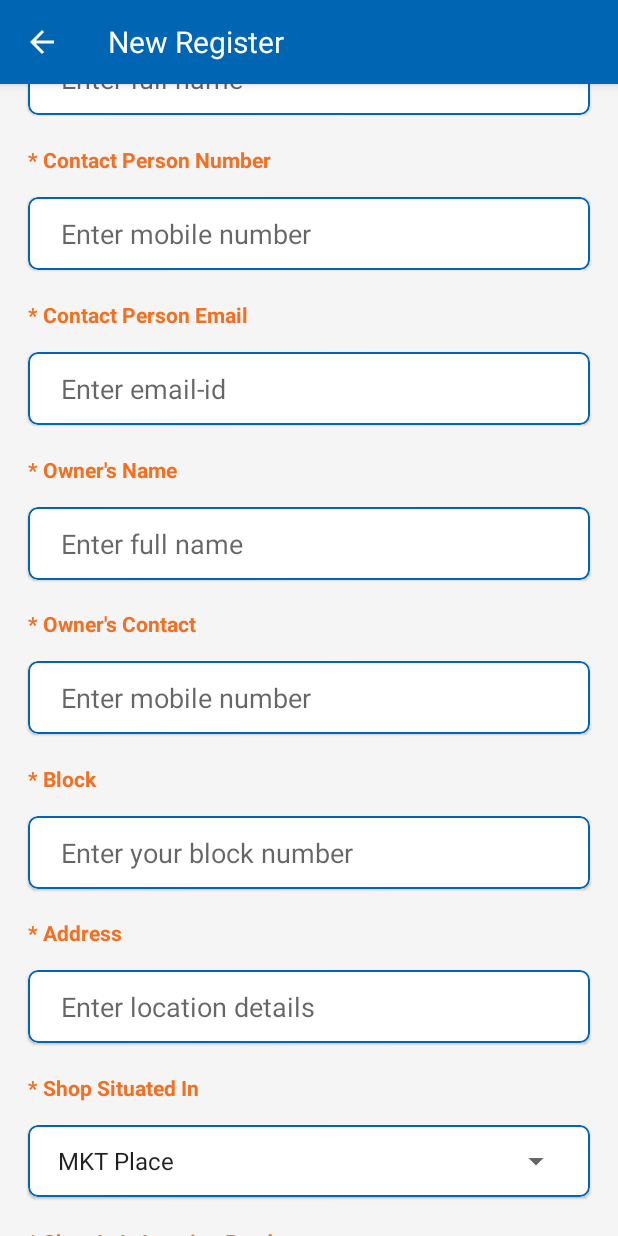
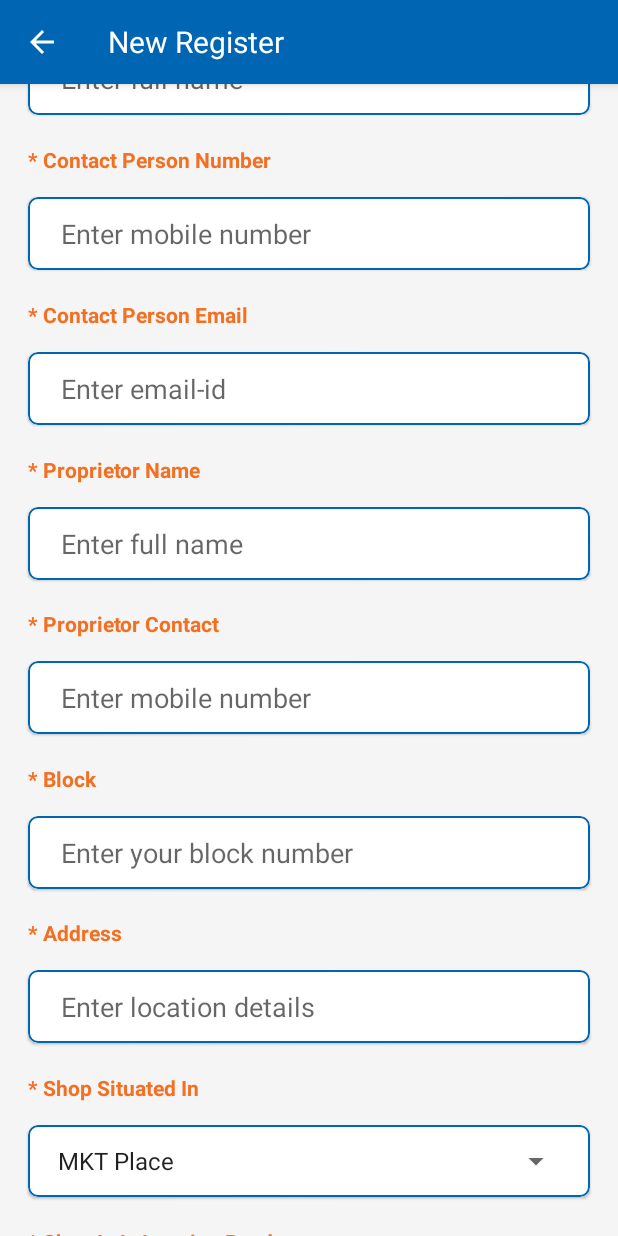
Before and after one commit to CBgourabAndroid/CRMRetail, an Android app: the NewRegisterActivity screen opened directly, with no data from a screen before it, scrolled down 537 dp, on a phone screen of 412 x 824 dp. Run offline under Robolectric (Android 15) with nearby library versions, the phone set to English and light mode, and no system bars.

Commit message:
08.09.2020

```diff
--- a/app/src/main/java/com/crmretail/activity/HomeActivity.kt
+++ b/app/src/main/java/com/crmretail/activity/HomeActivity.kt
@@ -53,7 +53,7 @@ class HomeActivity : MainActivity() {
     lateinit var categoryAdapter: MainCatAdapter
     var names= arrayOf("Visit"
         ,"Register",
-        "Brand Track","Event Management","Duty Planner","Stop Duty")
+        "Brand Track","Meeting Management","Duty Planner","Stop Duty")
 
     var images= arrayOf(R.drawable.visit
         ,R.drawable.register,
--- a/app/src/main/java/com/crmretail/activity/NewRegisterActivity.kt
+++ b/app/src/main/java/com/crmretail/activity/NewRegisterActivity.kt
@@ -337,7 +337,7 @@ class NewRegisterActivity : AppCompatActivity() {
         }
 
         if (TextUtils.isEmpty(ownerName.text.toString())) {
-            message = "Please Enter Shop Owner Name"
+            message = "Please Enter Proprietor Name"
             focusView = ownerName
             cancel = true
             tempCond = false
--- a/app/src/main/java/com/crmretail/adapter/MainCatAdapter.kt
+++ b/app/src/main/java/com/crmretail/adapter/MainCatAdapter.kt
@@ -115,7 +115,7 @@ class MainCatAdapter : RecyclerView.Adapter<MainCatAdapter.MyViewHolder>(){
 
                     context!!.startActivity(Intent(context, BrandTrackActivity::class.java))
                 }
-                else if(names!![listPosition].equals("Event Management")){
+                else if(names!![listPosition].equals("Meeting Management")){
 
                     context!!.startActivity(Intent(context, AllEventListActivity::class.java))
                 }
--- a/app/src/main/res/layout/contain_new_register.xml
+++ b/app/src/main/res/layout/contain_new_register.xml
@@ -272,7 +272,7 @@
                         android:layout_marginLeft="18.7dp"
                         android:layout_marginTop="20dp"
                         android:layout_marginRight="18.9dp"
-                        android:text="* Owner's Name "
+                        android:text="* Proprietor Name "
                         android:textColor="@color/logoColorTwo"
                         android:textStyle="bold" />
 
@@ -317,7 +317,7 @@
                         android:layout_marginLeft="18.7dp"
                         android:layout_marginTop="19dp"
                         android:layout_marginRight="18.9dp"
-                        android:text="* Owner's Contact"
+                        android:text="* Proprietor Contact"
                         android:textColor="@color/logoColorTwo"
                         android:textStyle="bold" />
 
```
